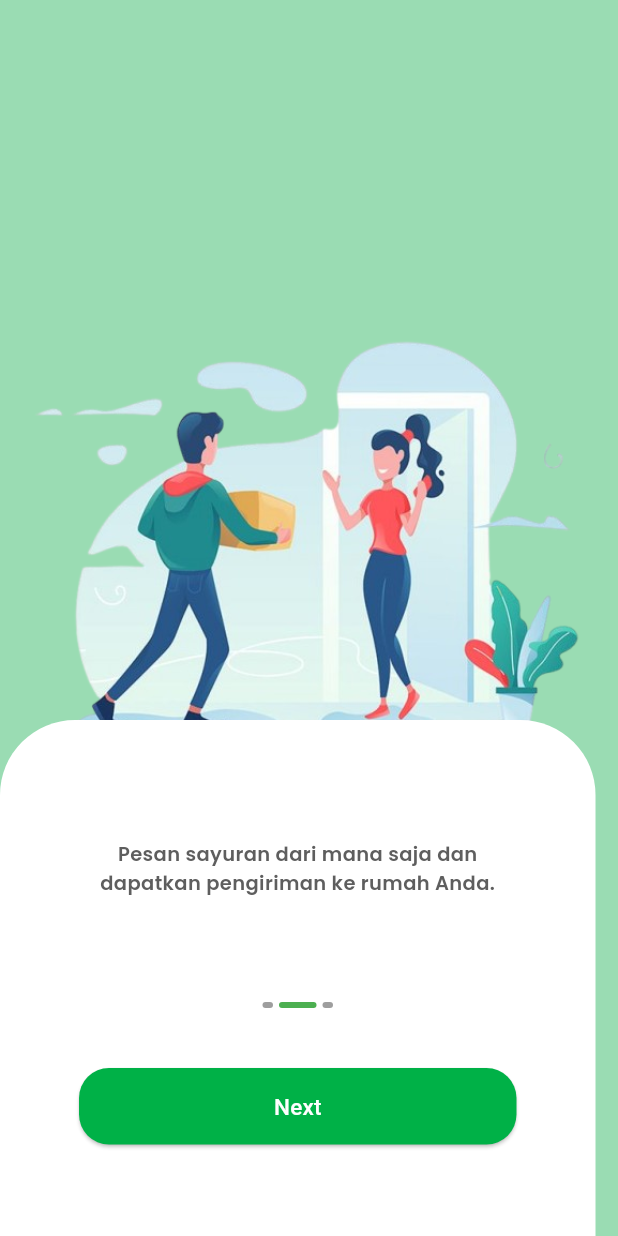
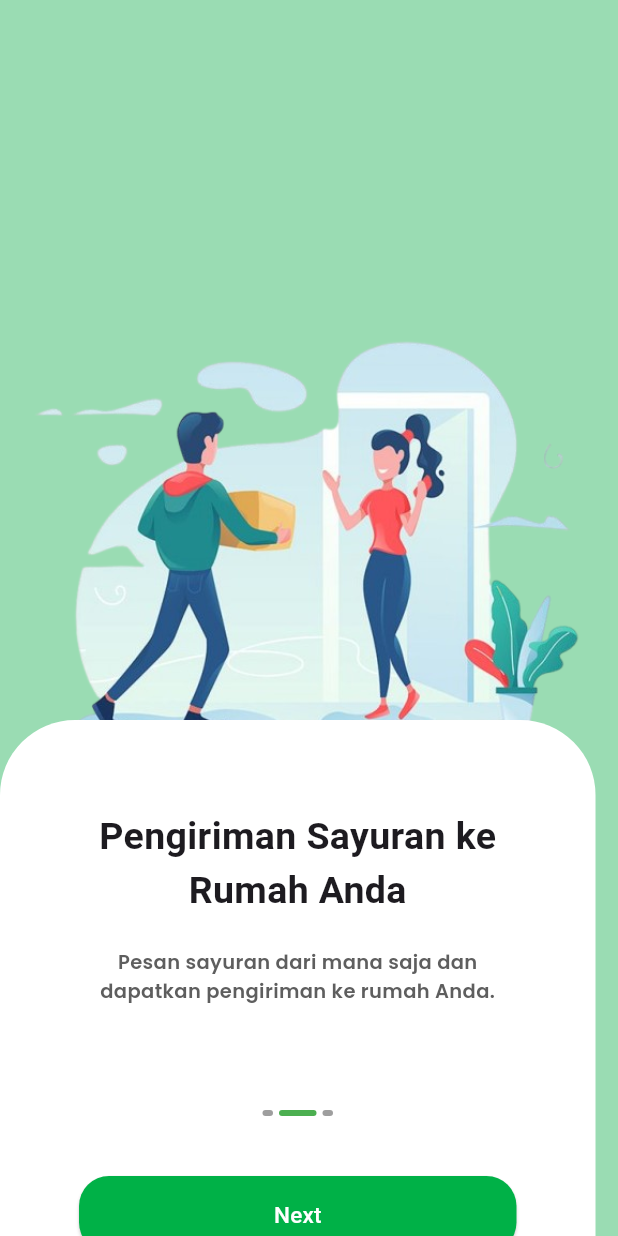
Before and after one commit to Ikhvan3/shamo_app, a Flutter app: the StartPage2 screen opened by its route, on a phone screen of 412 x 824 dp. Run offline on Flutter 3.47's test engine with Material 3 defaults, Android fonts, the phone set to English and light mode, and no system bars; drawn by our look-alikes of showcaseview; our stand-ins replace carousel_slider, cloud_firestore, firebase_auth, firebase_core, google_fonts, shared_preferences; missing offline and left inert: midtrans_snap, mobile_scanner; accounts and stored records are empty; network calls fail.

Commit message:
konfigurasi 8

```diff
--- a/lib/pages/start/startpage2.dart
+++ b/lib/pages/start/startpage2.dart
@@ -120,6 +120,12 @@ class _StartPage2State extends State<StartPage2>
                       SizedBox(
                         height: 60,
                       ),
+                      Text(
+                        "Pengiriman Sayuran ke\nRumah Anda",
+                        textAlign: TextAlign.center,
+                        style: TextStyle(
+                            fontSize: 25, fontWeight: FontWeight.bold),
+                      ),
                       SizedBox(height: 20),
                       Text(
                         "Pesan sayuran dari mana saja dan\ndapatkan pengiriman ke rumah Anda.",
```
